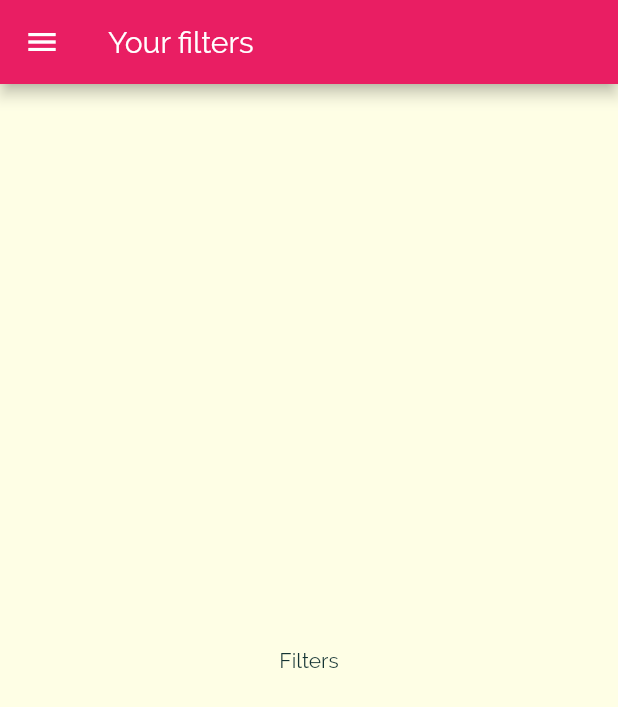
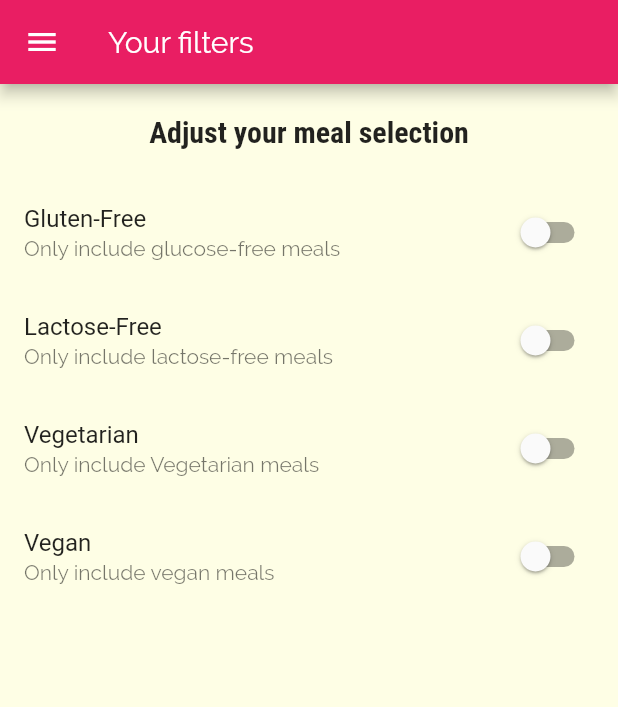
Before and after one commit to abdulbaqisky/meals, a Flutter app: the FiltersScreen screen opened by its route, on a phone screen of 412 x 824 dp. Shown: the top 707 px of the screen. Run offline on Flutter 3.47's test engine with Material 2 defaults, Android fonts, the phone set to English and light mode, and no system bars.

Commit message:
on filter

```diff
--- a/lib/screens/filters_screen.dart
+++ b/lib/screens/filters_screen.dart
@@ -1,19 +1,96 @@
 import 'package:flutter/material.dart';
 import 'package:meals/widget/main_drawer.dart';
 
-class FiltersScreen extends StatelessWidget {
+class FiltersScreen extends StatefulWidget {
   static const routeName = '/filters';
+
+  @override
+  State<FiltersScreen> createState() => _FiltersScreenState();
+}
+
+class _FiltersScreenState extends State<FiltersScreen> {
+  var _glutenFree = false;
+  var _vegetarian = false;
+  var _vegan = false;
+  var _lactoseFree = false;
+
+  Widget _buildSwitchListTile(
+    String title,
+    String description,
+    bool currentValue,
+    Function(bool) updateValue,
+  ) {
+    return SwitchListTile(
+      title: Text(title),
+      value: currentValue,
+      onChanged: updateValue,
+      subtitle: Text(description),
+    );
+  }
 
   @override
   Widget build(BuildContext context) {
     return Scaffold(
-      appBar: AppBar(
-        title: Text('Your filters'),
-      ),
-      drawer: MainDrawer(),
-      body: Center(
-        child: Text('Filters'),
-      ),
-    );
+        appBar: AppBar(
+          title: Text('Your filters'),
+        ),
+        drawer: MainDrawer(),
+        body: Column(
+          children: [
+            Container(
+              padding: EdgeInsets.all(20),
+              child: Text(
+                'Adjust your meal selection',
+                style: Theme.of(context).textTheme.headline6,
+              ),
+            ),
+            Expanded(
+              child: ListView(
+                children: [
+                  _buildSwitchListTile(
+                    'Gluten-Free',
+                    'Only include glucose-free meals',
+                    _glutenFree,
+                    (newValue) {
+                      setState(() {
+                        _glutenFree = newValue;
+                      });
+                    },
+                  ),
+                  _buildSwitchListTile(
+                    'Lactose-Free',
+                    'Only include lactose-free meals',
+                    _lactoseFree,
+                    (newValue) {
+                      setState(() {
+                        _lactoseFree = newValue;
+                      });
+                    },
+                  ),
+                  _buildSwitchListTile(
+                    'Vegetarian',
+                    'Only include Vegetarian meals',
+                    _vegetarian,
+                    (newValue) {
+                      setState(() {
+                        _vegetarian = newValue;
+                      });
+                    },
+                  ),
+                  _buildSwitchListTile(
+                    'Vegan',
+                    'Only include vegan meals',
+                    _vegan,
+                    (newValue) {
+                      setState(() {
+                        _vegan = newValue;
+                      });
+                    },
+                  ),
+                ],
+              ),
+            ),
+          ],
+        ));
   }
 }
```
